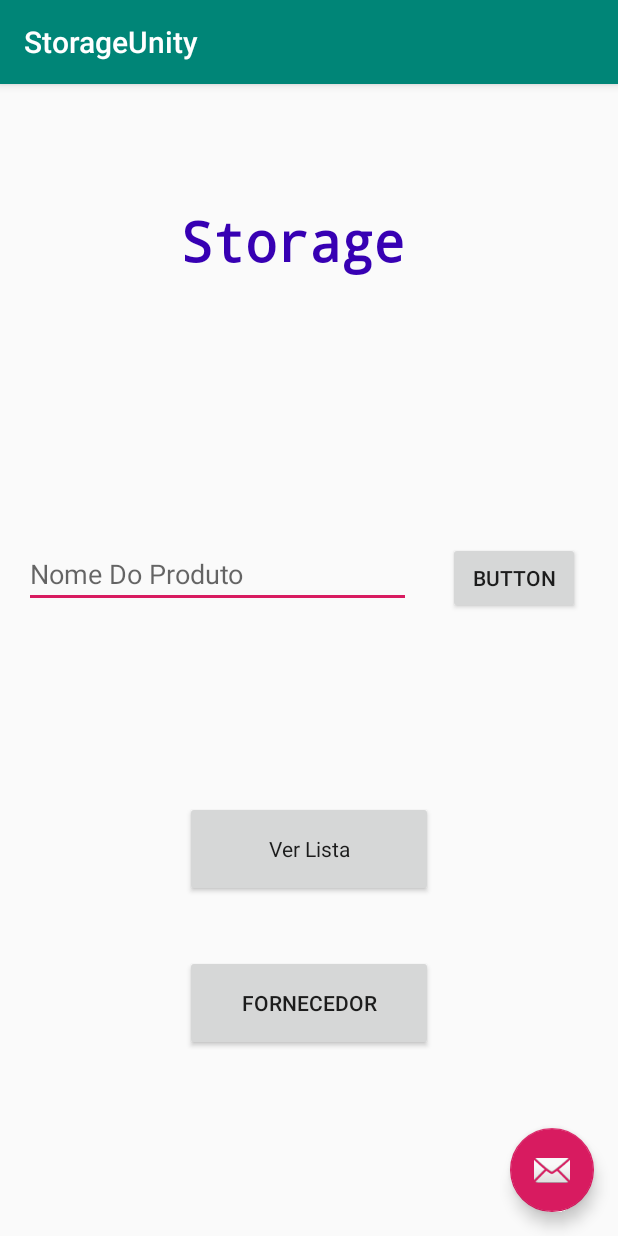
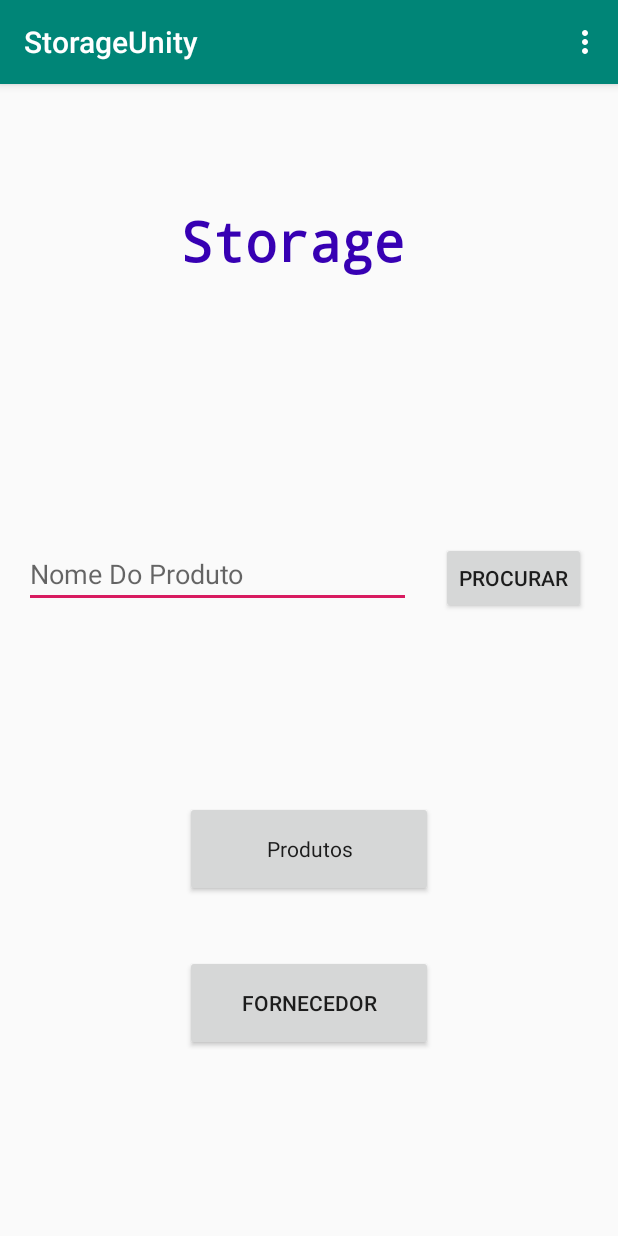
Before and after one commit to astorm123/StorageProject, an Android app: the screen it shows after launch (MainActivity), on a phone screen of 412 x 824 dp. Run offline under Robolectric (Android 15) with nearby library versions, the phone set to English and light mode, and no system bars.

Commit message:
new activity button

```diff
--- a/app/src/main/AndroidManifest.xml
+++ b/app/src/main/AndroidManifest.xml
@@ -12,6 +12,8 @@
         android:roundIcon="@mipmap/ic_launcher_round"
         android:supportsRtl="true"
         android:theme="@style/AppTheme">
+        <activity android:name=".CreateNewProd"></activity>
+        <activity android:name=".Produtos" />
         <activity
             android:name=".MainActivity"
             android:label="@string/app_name"
--- a/app/src/main/java/pt/ipg/storageunity/MainActivity.java
+++ b/app/src/main/java/pt/ipg/storageunity/MainActivity.java
@@ -1,5 +1,6 @@
 package pt.ipg.storageunity;
 
+import android.content.Intent;
 import android.os.Bundle;
 
 import com.google.android.material.floatingactionbutton.FloatingActionButton;
@@ -11,8 +12,12 @@ import androidx.appcompat.widget.Toolbar;
 import android.view.View;
 import android.view.Menu;
 import android.view.MenuItem;
+import android.widget.Button;
+import android.widget.Toast;
 
 public class MainActivity extends AppCompatActivity {
+
+    private Button button;
 
     @Override
     protected void onCreate(Bundle savedInstanceState) {
@@ -21,15 +26,24 @@ public class MainActivity extends AppCompatActivity {
         Toolbar toolbar = findViewById(R.id.toolbar);
         setSupportActionBar(toolbar);
 
-        FloatingActionButton fab = findViewById(R.id.fab);
-        fab.setOnClickListener(new View.OnClickListener() {
+
+        button = (Button) findViewById(R.id.Lista);
+        button.setOnClickListener(new View.OnClickListener() {
             @Override
-            public void onClick(View view) {
-                Snackbar.make(view, "Replace with your own action", Snackbar.LENGTH_LONG)
-                        .setAction("Action", null).show();
+            public void onClick(View v) {
+                openProdutos();
             }
         });
+
+
     }
+
+    public void openProdutos(){
+
+        Intent intent = new Intent(this,Produtos.class);
+        startActivity(intent);
+    }
+
 
     @Override
     public boolean onCreateOptionsMenu(Menu menu) {
@@ -40,7 +54,7 @@ public class MainActivity extends AppCompatActivity {
 
 
 
-    */@Override
+    @Override
     public boolean onOptionsItemSelected(MenuItem item) {
         // Handle action bar item clicks here. The action bar will
         // automatically handle clicks on the Home/Up button, so long
@@ -48,11 +62,14 @@ public class MainActivity extends AppCompatActivity {
         int id = item.getItemId();
 
         //noinspection SimplifiableIfStatement
-        //if (id == R.id.action_settings) {
-            //return true;
-       // }
+        if (id == R.id.action_settings) {
+            return true;
+        }
 
         return super.onOptionsItemSelected(item);
     }
 
+    public void toast1(View view) {
+        Toast.makeText(MainActivity.this,"Campo nao preenchido",Toast.LENGTH_LONG).show();
+    }
 }
--- a/app/src/main/res/layout/activity_main.xml
+++ b/app/src/main/res/layout/activity_main.xml
@@ -22,12 +22,6 @@
 
     <include layout="@layout/content_main" />
 
-    <com.google.android.material.floatingactionbutton.FloatingActionButton
-        android:id="@+id/fab"
-        android:layout_width="wrap_content"
-        android:layout_height="wrap_content"
-        android:layout_gravity="bottom|end"
-        android:layout_margin="@dimen/fab_margin"
-        app:srcCompat="@android:drawable/ic_dialog_email" />
+
 
 </androidx.coordinatorlayout.widget.CoordinatorLayout>
--- a/app/src/main/res/layout/content_main.xml
+++ b/app/src/main/res/layout/content_main.xml
@@ -39,7 +39,7 @@
         android:layout_marginTop="8dp"
         android:layout_marginEnd="8dp"
         android:layout_marginBottom="208dp"
-        android:text="@string/ver_lista"
+        android:text="@string/produtos"
         android:textAppearance="@style/TextAppearance.AppCompat.Headline"
         android:textSize="14sp"
         app:layout_constraintBottom_toBottomOf="parent"
@@ -68,13 +68,14 @@
         android:layout_marginTop="8dp"
         android:layout_marginEnd="8dp"
         android:layout_marginBottom="80dp"
-        android:text="@string/button"
+        android:text="@string/procurar"
         app:layout_constraintBottom_toTopOf="@+id/Lista"
         app:layout_constraintEnd_toEndOf="parent"
         app:layout_constraintHorizontal_bias="0.484"
         app:layout_constraintStart_toEndOf="@+id/editText"
         app:layout_constraintTop_toTopOf="parent"
-        app:layout_constraintVertical_bias="0.87" />
+        app:layout_constraintVertical_bias="0.87"
+        android:onClick="toast1"/>
 
     <Button
         android:id="@+id/button"
--- a/app/src/main/res/menu/menu_main.xml
+++ b/app/src/main/res/menu/menu_main.xml
@@ -1,4 +1,10 @@
 <menu xmlns:android="http://schemas.android.com/apk/res/android"
     xmlns:app="http://schemas.android.com/apk/res-auto"
     xmlns:tools="http://schemas.android.com/tools"
-    tools:context="pt.ipg.storageunity.MainActivity"/>
+    tools:context="pt.ipg.storageunity.MainActivity">
+    <item
+        android:id="@+id/action_settings"
+        android:orderInCategory="100"
+        android:title="@string/action_settings"
+        app:showAsAction="never" />
+</menu>
--- a/app/src/main/res/values/strings.xml
+++ b/app/src/main/res/values/strings.xml
@@ -6,4 +6,7 @@
     <string name="ver_lista">Ver Lista</string>
     <string name="button">Button</string>
     <string name="fornecedor">Fornecedor</string>
+    <string name="produtos">Produtos</string>
+    <string name="procurar">Procurar</string>
+    <string name="adicionar_novos_produtos">Adicionar novos produtos</string>
 </resources>
```
Also changed, not shown: app/src/main/java/pt/ipg/storageunity/CreateNewProd.java (added, +26 -0 lines), app/src/main/java/pt/ipg/storageunity/Produtos.java (added, +35 -0 lines), app/src/main/res/layout/activity_create_new_prod.xml (added, +108 -0 lines), app/src/main/res/layout/activity_produtos.xml (added, +22 -0 lines).
